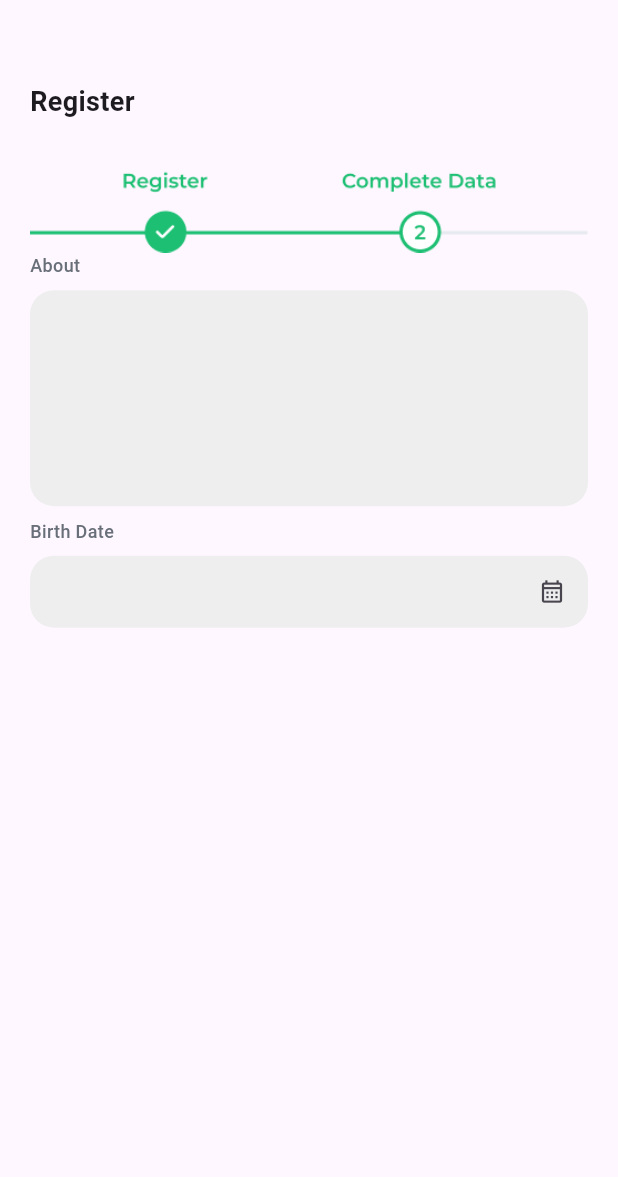
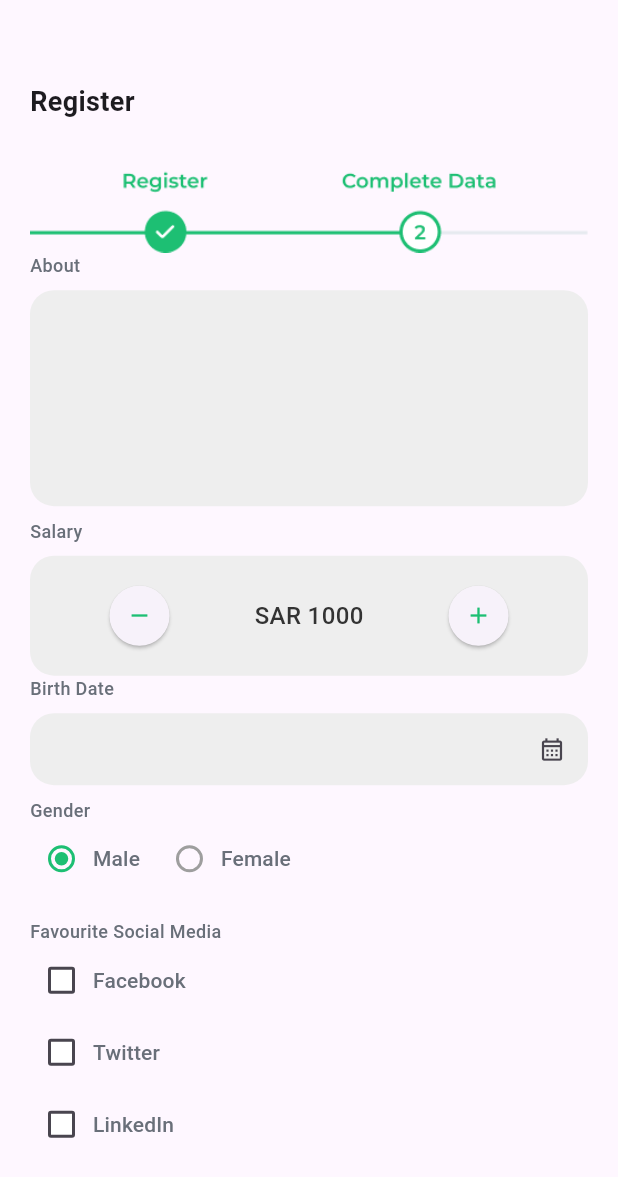
Before and after one commit to AhmedOsaama/freelance_app, a Flutter app: the CompleteRegisterScreen screen opened directly, on a phone screen of 412 x 824 dp. Shown: the top 1177 px of the screen. Run offline on Flutter 3.47's test engine with Material 3 defaults, Android fonts, the phone set to English and light mode, and no system bars; Roboto replaces fonts that are missing (Montserrat).

Commit message:
register screen ui - complete data - fav social media

```diff
--- a/lib/features/registration/presentation/views/widgets/complete_register_view_body.dart
+++ b/lib/features/registration/presentation/views/widgets/complete_register_view_body.dart
@@ -1,9 +1,12 @@
 import 'package:flutter/material.dart';
 import 'package:intl/intl.dart';
 import 'package:kafeel_test/core/utils/assets.dart';
+import 'package:kafeel_test/core/utils/constants.dart';
 import 'package:kafeel_test/core/utils/extensions.dart';
 import 'package:kafeel_test/core/utils/styles.dart';
 import 'package:kafeel_test/core/widgets/custom_text_field.dart';
+import 'package:kafeel_test/features/registration/presentation/views/widgets/gender_widget.dart';
+import 'package:kafeel_test/features/registration/presentation/views/widgets/salary_field.dart';
 
 class CompleteRegisterScreenBody extends StatefulWidget {
   const CompleteRegisterScreenBody({super.key});
@@ -17,6 +20,14 @@ class _CompleteRegisterScreenBodyState extends State<CompleteRegisterScreenBody>
   final _aboutController = TextEditingController();
   final _birthDateController = TextEditingController();
 
+  var salary = 1000;
+
+  var selectedGender = "Male";
+
+  var isFavFacebook = false;
+  var isFavTwitter = false;
+  var isFavLinkedIn = false;
+
   @override
   Widget build(BuildContext context) {
     return SingleChildScrollView(
@@ -25,12 +36,26 @@ class _CompleteRegisterScreenBodyState extends State<CompleteRegisterScreenBody>
         child: Form(
           key: _formKey,
           child: Column(
+            crossAxisAlignment: CrossAxisAlignment.start,
             children: [
               55.h,
               const Align(alignment: Alignment.centerLeft, child: Text("Register", style: Styles.pageHeader)),
               32.h,
               Image.asset(AssetsData.stepper2),
               CustomTextField(textController: _aboutController, fieldHeader: "About", maxLines: 5,),
+              SalaryField(
+                salary: salary,
+                onIncrement: (){
+                    setState(() {
+                      salary += 500;
+                    });
+                },
+                onDecrement: (){
+                  setState(() {
+                    salary -= 500;
+                  });
+                },
+              ),
               CustomTextField(
                 textController: _birthDateController,
                 fieldHeader: "Birth Date",
@@ -39,13 +64,38 @@ class _CompleteRegisterScreenBodyState extends State<CompleteRegisterScreenBody>
                       var date = await showDatePicker(
                           context: context,
                           initialDate: DateTime.now(),
-                          firstDate: DateTime(1930),
+                          firstDate: DateTime(1945),
                           lastDate: DateTime.now());
-                      // _birthDateController.text = DateFormat().add().format(date!);
-                      print(date.toString());
+                      _birthDateController.text = date.toString().split(' ')[0];
                     },
                     icon: Icon(Icons.calendar_month_outlined)),
               ),
+              GenderWidget(selectedGender: selectedGender, selectGender: (value){
+                setState(() {
+                  selectedGender = value;
+                });
+              }),
+              16.h,
+              Text("Favourite Social Media", style: Styles.textStyle12,),
+              CheckboxMenuButton(value: isFavFacebook, onChanged: (value){
+                setState(() {
+                  isFavFacebook = value!;
+                });
+              }, child: Text("Facebook", style: Styles.textStyle14,),
+              ),
+              CheckboxMenuButton(value: isFavTwitter, onChanged: (value){
+                setState(() {
+                  isFavTwitter = value!;
+                });
+              }, child: Text("Twitter", style: Styles.textStyle14,),
+              ),
+              CheckboxMenuButton(value: isFavLinkedIn, onChanged: (value){
+                setState(() {
+                  isFavLinkedIn = value!;
+                });
+              }, child: Text("LinkedIn", style: Styles.textStyle14,),
+              ),
+
             ],
           ),
         ),
--- /dev/null
+++ b/lib/features/registration/presentation/views/widgets/gender_widget.dart
@@ -0,0 +1,59 @@
+import 'package:flutter/material.dart';
+
+import '../../../../../core/utils/constants.dart';
+import '../../../../../core/utils/styles.dart';
+
+class GenderWidget extends StatelessWidget {
+  GenderWidget({super.key, required this.selectedGender, required this.selectGender});
+  final String selectedGender;
+  final Function(String) selectGender;
+
+  @override
+  Widget build(BuildContext context) {
+    return Column(
+      crossAxisAlignment: CrossAxisAlignment.start,
+      children: [
+        const Text(
+          "Gender",
+          style: Styles.textStyle12,
+        ),
+        Row(
+          children: [
+            RadioTheme(
+              data: RadioThemeData(fillColor: MaterialStateProperty.resolveWith<Color>((Set<MaterialState> states) {
+                if (states.contains(MaterialState.selected)) {
+                  return buttonColor;
+                }
+                return Colors.grey;
+              })),
+              child: RadioMenuButton(
+                  value: "Male",
+                  groupValue: selectedGender,
+                  onChanged: (value) => selectGender(value!),
+                  child: const Text(
+                    "Male",
+                    style: Styles.textStyle14,
+                  )),
+            ),
+            RadioTheme(
+              data: RadioThemeData(fillColor: MaterialStateProperty.resolveWith<Color>((Set<MaterialState> states) {
+                if (states.contains(MaterialState.selected)) {
+                  return buttonColor;
+                }
+                return Colors.grey;
+              })),
+              child: RadioMenuButton(
+                  value: "Female",
+                  groupValue: selectedGender,
+                  onChanged: (value) => selectGender(value!),
+                  child: const Text(
+                    "Female",
+                    style: Styles.textStyle14,
+                  )),
+            ),
+          ],
+        )
+      ],
+    );
+  }
+}
--- /dev/null
+++ b/lib/features/registration/presentation/views/widgets/salary_field.dart
@@ -0,0 +1,47 @@
+import 'package:flutter/material.dart';
+import 'package:kafeel_test/core/utils/extensions.dart';
+
+import '../../../../../core/utils/constants.dart';
+import '../../../../../core/utils/styles.dart';
+
+class SalaryField extends StatelessWidget {
+  SalaryField({super.key, required this.salary, required this.onIncrement, required this.onDecrement});
+  final int salary;
+  final VoidCallback onIncrement;
+  final VoidCallback onDecrement;
+  @override
+  Widget build(BuildContext context) {
+    return Column(
+      crossAxisAlignment: CrossAxisAlignment.start,
+      children: [
+        const Text("Salary", style: Styles.textStyle12,),
+        8.h,
+        Container(
+          padding: const EdgeInsets.symmetric(horizontal: 40, vertical: 16),
+          decoration: BoxDecoration(
+            color: Colors.grey[200],
+            borderRadius: BorderRadius.circular(16),
+          ),
+          child: Row(
+            mainAxisAlignment: MainAxisAlignment.spaceBetween,
+            children: [
+              ElevatedButton(
+                  onPressed: onIncrement,
+                  style: ElevatedButton.styleFrom(
+                      shape: const CircleBorder()
+                  ),
+                  child: const Icon(Icons.remove, color: buttonColor,)),
+              Text("SAR $salary", style: Styles.textStyle16,),
+              ElevatedButton(
+                  onPressed: onDecrement,
+                  style: ElevatedButton.styleFrom(
+                      shape: const CircleBorder()
+                  ),
+                  child: const Icon(Icons.add, color: buttonColor,)),
+            ],
+          ),
+        )
+      ],
+    );
+  }
+}
--- a/lib/main.dart
+++ b/lib/main.dart
@@ -1,4 +1,5 @@
 import 'package:flutter/material.dart';
+import 'package:kafeel_test/core/utils/constants.dart';
 import 'package:kafeel_test/features/registration/presentation/views/login_screen.dart';
 
 void main() {
@@ -15,6 +16,14 @@ class MyApp extends StatelessWidget {
       debugShowCheckedModeBanner: false,
       theme: ThemeData(
         primarySwatch: Colors.blue,
+        checkboxTheme: CheckboxThemeData(
+          fillColor: MaterialStateProperty.resolveWith((states){
+            if (states.contains(MaterialState.selected)) {
+              return buttonColor;
+            }
+            return Colors.white;
+          }),
+        ),
       ),
       home: const LoginScreen(),
     );
```
Also changed, not shown: pubspec.lock.
